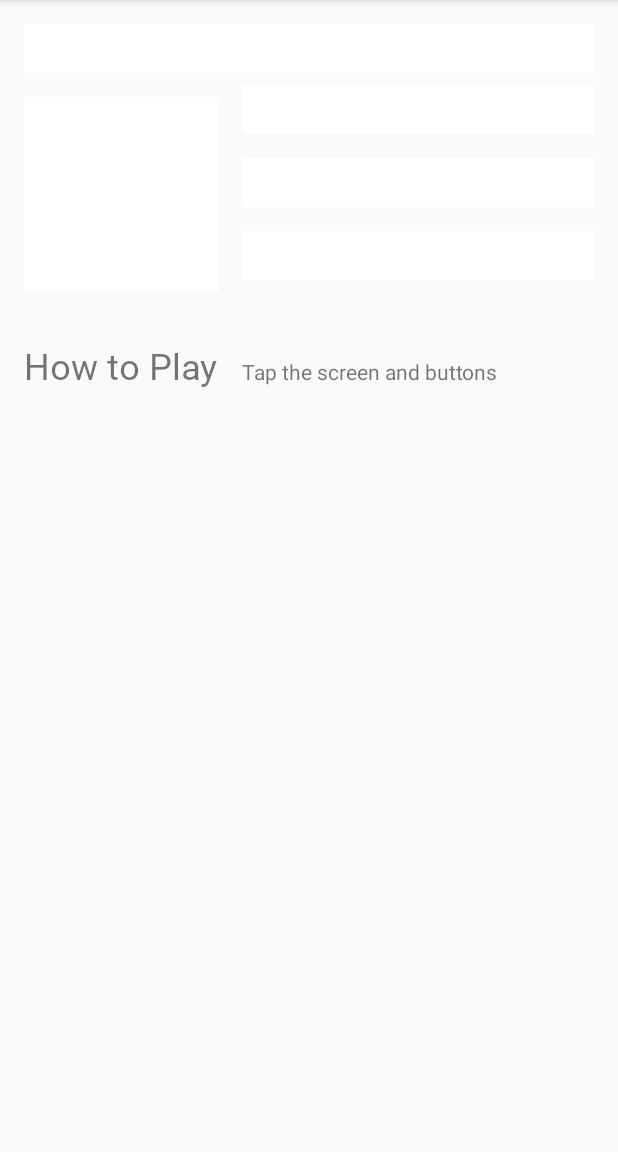
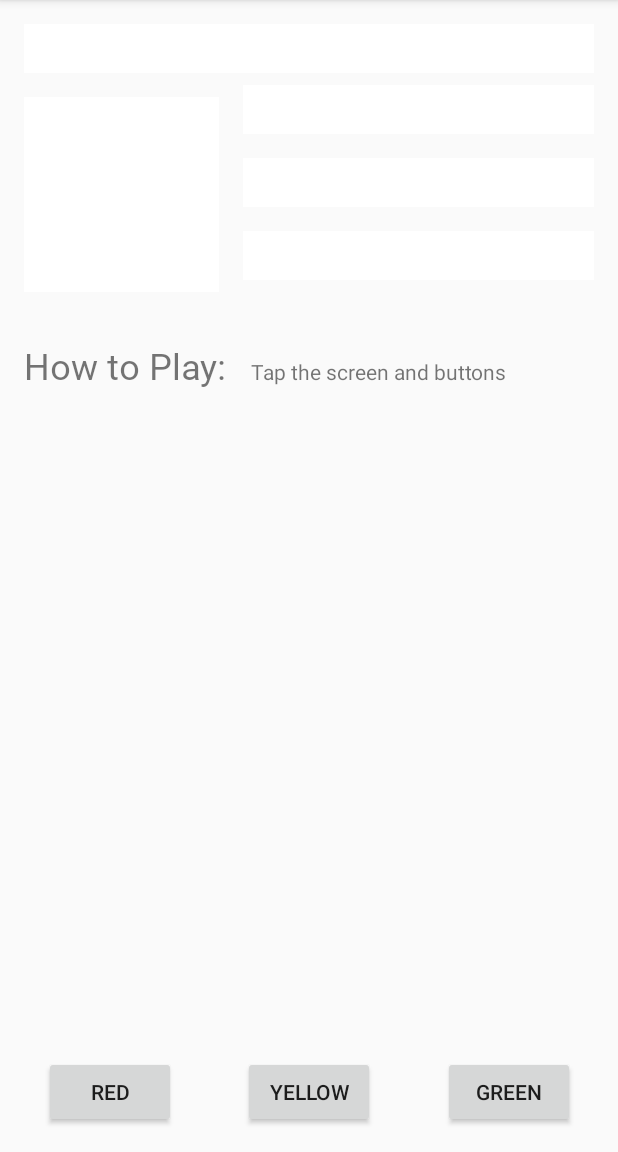
Before and after one commit to killer-killua/ColorMyViews, an Android app: the screen it shows after launch (MainActivity), on a phone screen of 412 x 824 dp, the part 84-1236 px from its top. Run offline under Robolectric (Android 15) with nearby library versions, the phone set to English and light mode, and no system bars.

Commit message:
added three buttons named red, yellow, and green chained them horizontally added some padding and constrained them to the bottom of box five and the bottom of the screen.

```diff
--- a/app/src/main/res/layout/activity_main.xml
+++ b/app/src/main/res/layout/activity_main.xml
@@ -100,4 +100,44 @@
         app:layout_constraintTop_toBottomOf="@+id/box_two_text"
         app:layout_constraintVertical_bias="0.053" />
 
+    <Button
+        android:id="@+id/red_button"
+        android:layout_width="wrap_content"
+        android:layout_height="wrap_content"
+        android:layout_marginStart="16dp"
+        android:layout_marginEnd="16dp"
+        android:text="@string/button_red"
+        app:layout_constraintBaseline_toBaselineOf="@+id/yellow_button"
+        app:layout_constraintEnd_toStartOf="@+id/yellow_button"
+        app:layout_constraintHorizontal_bias="0.5"
+        app:layout_constraintStart_toStartOf="parent" />
+
+    <Button
+        android:id="@+id/yellow_button"
+        android:layout_width="wrap_content"
+        android:layout_height="wrap_content"
+        android:layout_marginStart="16dp"
+        android:layout_marginTop="16dp"
+        android:layout_marginEnd="16dp"
+        android:layout_marginBottom="16dp"
+        android:text="@string/button_yellow"
+        app:layout_constraintBottom_toBottomOf="parent"
+        app:layout_constraintEnd_toStartOf="@+id/green_button"
+        app:layout_constraintHorizontal_bias="0.5"
+        app:layout_constraintStart_toEndOf="@+id/red_button"
+        app:layout_constraintTop_toBottomOf="@+id/info_text"
+        app:layout_constraintVertical_bias="1.0" />
+
+    <Button
+        android:id="@+id/green_button"
+        android:layout_width="wrap_content"
+        android:layout_height="wrap_content"
+        android:layout_marginStart="16dp"
+        android:layout_marginEnd="16dp"
+        android:text="@string/button_green"
+        app:layout_constraintBaseline_toBaselineOf="@+id/yellow_button"
+        app:layout_constraintEnd_toEndOf="parent"
+        app:layout_constraintHorizontal_bias="0.5"
+        app:layout_constraintStart_toEndOf="@+id/yellow_button" />
+
 </androidx.constraintlayout.widget.ConstraintLayout>
--- a/app/src/main/res/values/strings.xml
+++ b/app/src/main/res/values/strings.xml
@@ -8,6 +8,6 @@
     <string name="button_red">RED</string>
     <string name="button_yellow">YELLOW</string>
     <string name="button_green">GREEN</string>
-    <string name="how_to_play">How to Play</string>
+    <string name="how_to_play">How to Play:</string>
     <string name="tap_the_boxes_and_buttons">Tap the screen and buttons</string>
 </resources>
```
